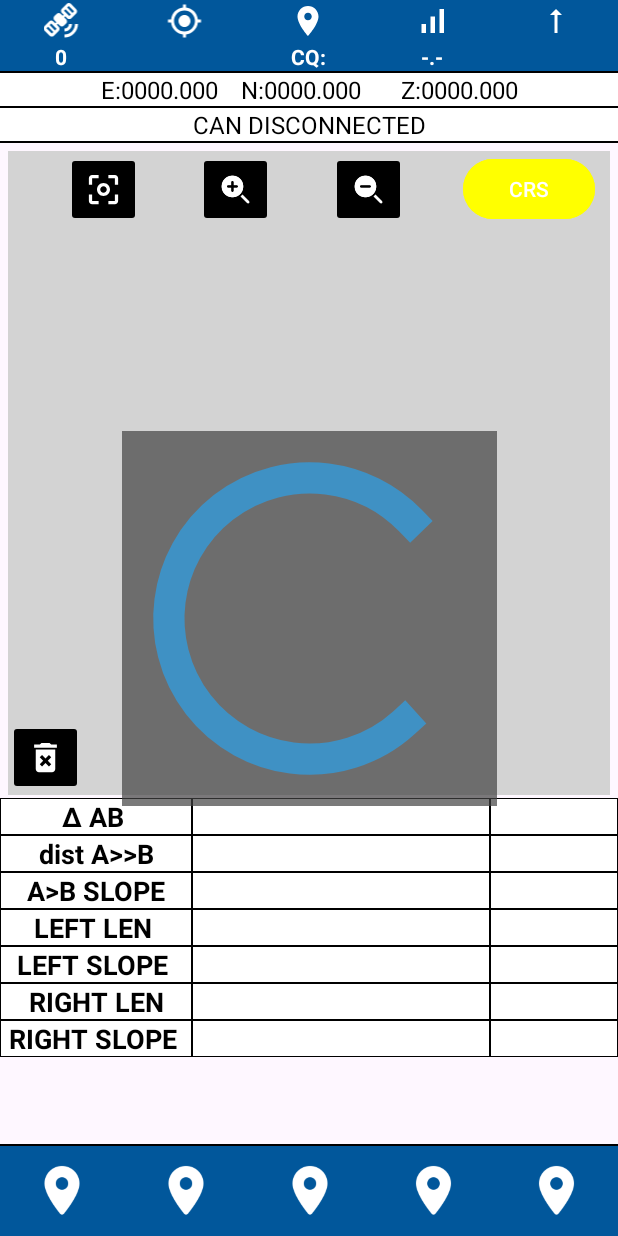
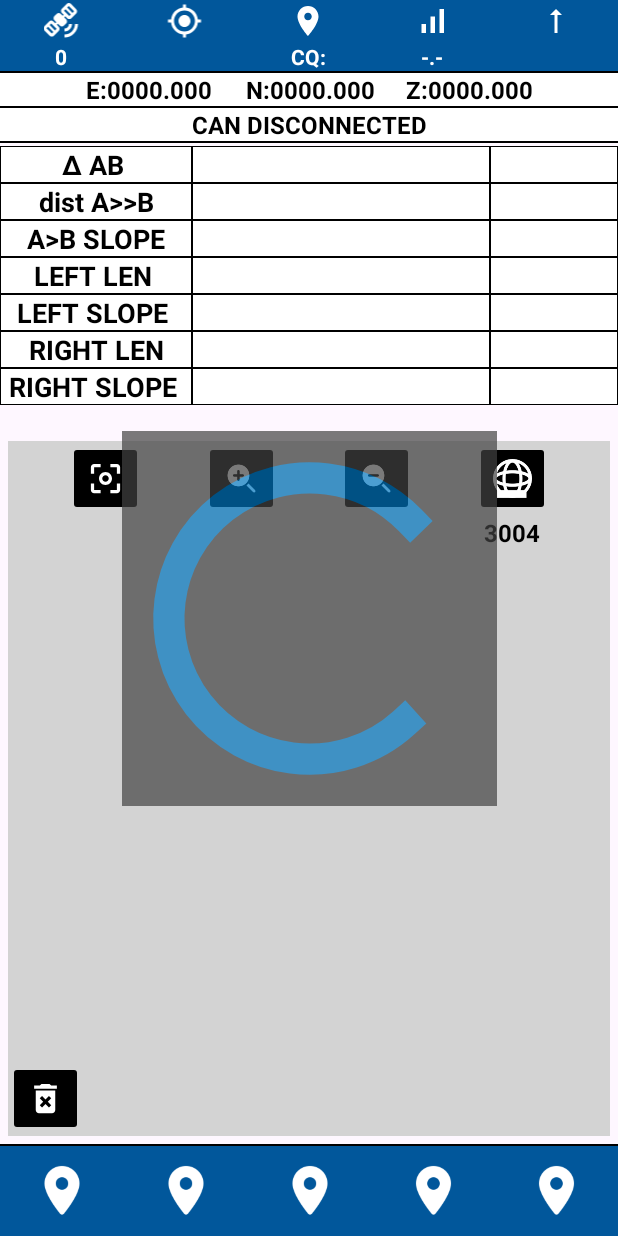
Before and after one commit to robertoricotti/Stx_Filed_Design, an Android app: the layout ab_project.xml on its own in the app's theme, with its tools: preview values and no code run, on a phone screen of 412 x 824 dp. Run offline under Robolectric (Android 15) with nearby library versions, the phone set to English and light mode, and no system bars.

```diff
--- a/app/src/main/java/activity_portrait/BT_DevicesActivity.java
+++ b/app/src/main/java/activity_portrait/BT_DevicesActivity.java
@@ -25,6 +25,7 @@ import java.util.List;
 
 import dialogs.ConnectDialog;
 import dialogs.CustomToast;
+import services_and_bluetooth.AutoConnectionService;
 import services_and_bluetooth.Bluetooth_CAN_Service;
 import services_and_bluetooth.Bluetooth_GNSS_Service;
 import services_and_bluetooth.DataSaved;
@@ -51,7 +52,7 @@ public class BT_DevicesActivity extends AppCompatActivity {
         findView();
         onClick();
         try {
-            stopService(new Intent(this, AutoCloseable.class));
+            stopService(new Intent(this, AutoConnectionService.class));
             stopService(new Intent(this, Bluetooth_GNSS_Service.class));
             stopService(new Intent(this, Bluetooth_CAN_Service.class));
 
@@ -223,7 +224,7 @@ public class BT_DevicesActivity extends AppCompatActivity {
     protected void onDestroy() {
         super.onDestroy();
         try {
-            startService(new Intent(this, AutoCloseable.class));
+            startService(new Intent(this, AutoConnectionService.class));
             startService(new Intent(this, Bluetooth_GNSS_Service.class));
             startService(new Intent(this, Bluetooth_CAN_Service.class));
 
--- a/app/src/main/java/activity_portrait/MainActivity.java
+++ b/app/src/main/java/activity_portrait/MainActivity.java
@@ -24,7 +24,9 @@ import java.io.InputStreamReader;
 import project.DataProjectSingleton;
 import dialogs.CustomToast;
 
+import services_and_bluetooth.AutoConnectionService;
 import services_and_bluetooth.Bluetooth_CAN_Service;
+import services_and_bluetooth.Bluetooth_GNSS_Service;
 import services_and_bluetooth.DataSaved;
 import utils.MyRW_IntMem;
 
@@ -48,6 +50,7 @@ public class MainActivity extends AppCompatActivity {
         init();
         onClick();
         updateUI();
+
 
     }
 
--- a/app/src/main/java/project/ABCanvas.java
+++ b/app/src/main/java/project/ABCanvas.java
@@ -37,7 +37,7 @@ public class ABCanvas extends View {
         scaleGestureDetector = new ScaleGestureDetector(context, new ScaleListener());
         gestureDetector = new GestureDetector(context, new GestureListener());
 
-       // translateTouch();
+
     }
 
     @SuppressLint("DrawAllocation")
--- a/app/src/main/java/services_and_bluetooth/DataSaved.java
+++ b/app/src/main/java/services_and_bluetooth/DataSaved.java
@@ -25,7 +25,7 @@ public class DataSaved {
     public static double xy_tol;
     public static int rmcSize;
     public static int useRmc;
-    public static int lrFrame;
+
     public static double offsetPitch;
     public static double offsetRoll;
     public static int useTilt;
--- a/app/src/main/java/services_and_bluetooth/UpdateValues.java
+++ b/app/src/main/java/services_and_bluetooth/UpdateValues.java
@@ -89,6 +89,7 @@ public class UpdateValues extends Service {
             String projectName=myRW_intMem.MyRead("projectName", UpdateValues.this);
             String imgMode=myRW_intMem.MyRead("imgMode", UpdateValues.this);
             String display=myRW_intMem.MyRead("display", UpdateValues.this);
+            String pselect=myRW_intMem.MyRead("_pointselected", UpdateValues.this);
 
             if(macaddress==null){
                 myRW_intMem.MyWrite("_macaddress","00:00:00:00:00:00",UpdateValues.this);
@@ -168,6 +169,9 @@ public class UpdateValues extends Service {
             }
             if(display==null){
                 myRW_intMem.MyWrite("display","0",UpdateValues.this);
+            }
+            if(pselect==null){
+                myRW_intMem.MyWrite("_pointselected","AB Line",UpdateValues.this);
             }
 
 
--- /dev/null
+++ b/app/src/main/res/drawable/coordinate_btn.xml
@@ -0,0 +1,6 @@
+<?xml version="1.0" encoding="utf-8"?>
+<selector xmlns:android="http://schemas.android.com/apk/res/android">
+    <item android:drawable="@color/transparent" android:state_pressed="true"/>
+    <item android:drawable="@drawable/imposta_coordinate" />
+
+</selector>
--- a/app/src/main/res/layout/ab_project.xml
+++ b/app/src/main/res/layout/ab_project.xml
@@ -6,7 +6,6 @@
     android:layout_width="match_parent"
     android:layout_height="match_parent"
     android:keepScreenOn="true"
-    android:fitsSystemWindows="true"
     tools:context="activity_portrait.ABProject">
 
     <include
@@ -17,25 +16,17 @@
         android:id="@+id/lowerView"
         layout="@layout/shared_layout_low" />
 
-
-
-
-
-
-
-
-
     <androidx.constraintlayout.widget.ConstraintLayout
         android:id="@+id/container_draw"
         android:layout_width="0dp"
         android:layout_height="0dp"
         android:layout_margin="5dp"
         android:background="@color/light_gray"
-        app:layout_constraintBottom_toTopOf="@+id/guideline5"
+        app:layout_constraintBottom_toTopOf="@+id/lowerView"
         app:layout_constraintEnd_toEndOf="parent"
         app:layout_constraintHorizontal_bias="1.0"
         app:layout_constraintStart_toStartOf="parent"
-        app:layout_constraintTop_toBottomOf="@id/topView"
+        app:layout_constraintTop_toBottomOf="@id/guideline5"
         app:layout_constraintVertical_bias="0.0">
 
 
@@ -48,8 +39,8 @@
         android:layout_marginBottom="2dp"
         app:layout_constraintLeft_toLeftOf="parent"
         app:layout_constraintRight_toRightOf="parent"
-        app:layout_constraintTop_toBottomOf="@id/container_draw"
-        app:layout_constraintBottom_toTopOf="@id/lowerView"
+        app:layout_constraintTop_toBottomOf="@id/topView"
+        app:layout_constraintBottom_toTopOf="@id/guideline5"
         android:scrollbarSize="10dp"
         android:fadeScrollbars="false">
         <LinearLayout
@@ -382,19 +373,34 @@
         android:layout_width="wrap_content"
         android:layout_height="wrap_content"
         android:orientation="horizontal"
-        app:layout_constraintGuide_percent="0.65" />
+        app:layout_constraintGuide_percent="0.35" />
 
 
-    <Button
+    <ImageButton
+        android:id="@+id/img_crs"
+        android:layout_width="50dp"
+        android:layout_height="50dp"
+        android:layout_margin="0dp"
+        android:backgroundTint="@color/black"
+        app:srcCompat="@drawable/imposta_coordinate"
+        app:tint="@color/white"
+        android:scaleType="fitCenter"
+        app:layout_constraintRight_toRightOf="@id/container_draw"
+        app:layout_constraintTop_toTopOf="@id/container_draw"
+        app:layout_constraintLeft_toRightOf="@id/myZoomOut"/>
+    <TextView
         android:id="@+id/crs"
         android:layout_width="wrap_content"
         android:layout_height="wrap_content"
-        android:layout_marginHorizontal="10dp"
-        android:layout_marginVertical="1dp"
-        android:backgroundTint="@color/yellow"
-        android:text="CRS"
-        app:layout_constraintEnd_toEndOf="@+id/container_draw"
-        app:layout_constraintTop_toTopOf="@+id/container_draw" />
+        android:background="@color/transparent"
+        app:layout_constraintLeft_toLeftOf="@id/img_crs"
+        app:layout_constraintRight_toRightOf="@id/img_crs"
+        app:layout_constraintTop_toBottomOf="@id/img_crs"
+        android:textStyle="bold"
+        android:text="3004"
+        android:textAlignment="center"
+        android:textColor="@color/black"
+        android:textSize="16sp"/>
 
     <ImageButton
         android:id="@+id/delete"
@@ -415,11 +421,11 @@
         android:layout_margin="0dp"
         android:backgroundTint="@color/black"
         android:scaleType="fitCenter"
-        app:layout_constraintBottom_toBottomOf="@+id/crs"
+        app:layout_constraintBottom_toBottomOf="@+id/img_crs"
         app:layout_constraintEnd_toStartOf="@+id/myZoomIn"
         app:layout_constraintHorizontal_bias="0.5"
         app:layout_constraintStart_toStartOf="@+id/container_draw"
-        app:layout_constraintTop_toTopOf="@+id/crs"
+        app:layout_constraintTop_toTopOf="@+id/img_crs"
         app:srcCompat="@drawable/centerview"
         app:tint="@color/white" />
 
@@ -430,11 +436,11 @@
         android:layout_margin="0dp"
         android:backgroundTint="@color/black"
         android:scaleType="fitCenter"
-        app:layout_constraintBottom_toBottomOf="@+id/crs"
+        app:layout_constraintBottom_toBottomOf="@+id/img_crs"
         app:layout_constraintEnd_toStartOf="@+id/myZoomOut"
         app:layout_constraintHorizontal_bias="0.5"
         app:layout_constraintStart_toEndOf="@+id/myCenterNav"
-        app:layout_constraintTop_toTopOf="@+id/crs"
+        app:layout_constraintTop_toTopOf="@+id/img_crs"
         app:srcCompat="@drawable/zoomin"
         app:tint="@color/white" />
 
@@ -445,11 +451,11 @@
         android:layout_margin="0dp"
         android:backgroundTint="@color/black"
         android:scaleType="fitCenter"
-        app:layout_constraintBottom_toBottomOf="@+id/crs"
-        app:layout_constraintEnd_toStartOf="@+id/crs"
+        app:layout_constraintBottom_toBottomOf="@+id/img_crs"
+        app:layout_constraintEnd_toStartOf="@+id/img_crs"
         app:layout_constraintHorizontal_bias="0.5"
         app:layout_constraintStart_toEndOf="@+id/myZoomIn"
-        app:layout_constraintTop_toTopOf="@+id/crs"
+        app:layout_constraintTop_toTopOf="@+id/img_crs"
         app:srcCompat="@drawable/zoomout"
         app:tint="@color/white" />
 
--- a/app/src/main/res/layout/activity_settings.xml
+++ b/app/src/main/res/layout/activity_settings.xml
@@ -5,7 +5,6 @@
     android:layout_width="match_parent"
     android:layout_height="match_parent"
     android:keepScreenOn="true"
-    android:fitsSystemWindows="true"
     tools:context="activity_portrait.SettingsActivity">
     <include
         android:id="@+id/topView"
--- a/app/src/main/res/layout/shared_layout_top.xml
+++ b/app/src/main/res/layout/shared_layout_top.xml
@@ -137,7 +137,7 @@
         android:text="E:0000.000\t\tN:0000.000\t\tZ:0000.000"
         android:textColor="@color/black"
         android:textSize="16sp"
-        android:textStyle="normal" />
+        android:textStyle="bold" />
 
     <View
         android:layout_width="match_parent"
@@ -155,7 +155,7 @@
         android:text="CAN DISCONNECTED"
         android:textColor="@color/black"
         android:textSize="16sp"
-        android:textStyle="normal" />
+        android:textStyle="bold" />
 
     <View
         android:layout_width="match_parent"
```
Also changed, not shown: app/src/main/java/activity_portrait/ABProject.java (+54 -51 lines), app/src/main/java/activity_portrait/AB_WorkActivity.java (+40 -7 lines), app/src/main/java/activity_portrait/LaunchScreenActivity.java (+11 -19 lines), app/src/main/java/activity_portrait/MyApp.java (+15 -5 lines), app/src/main/java/can/Can_Decoder.java (+6 -24 lines), app/src/main/java/project/ProjectCanvas.java (+41 -0 lines), app/src/main/java/services_and_bluetooth/AutoConnectionService.java (+8 -4 lines), app/src/main/java/services_and_bluetooth/Bluetooth_CAN_Service.java (+13 -0 lines), app/src/main/res/layout/activity_create_new_project.xml (+8 -8 lines), app/src/main/res/layout/activity_load_project.xml (+6 -5 lines), app/src/main/res/drawable/imposta_coordinate.png (added).
